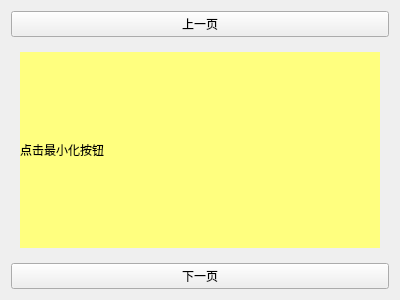
First picture: the form in examples/QBasicUiKitDemo/form/miniiconwidgetdemo.ui, repository daodaoliang/QDaodaoliang, before the edit.
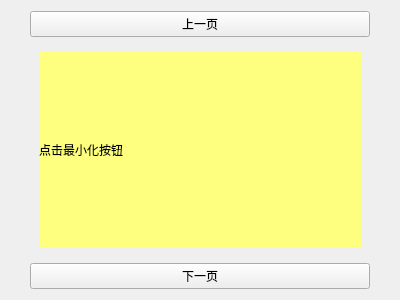
Second picture: the form after the edit. Custom widgets are drawn as their Qt base class.

```diff
--- a/examples/QBasicUiKitDemo/form/miniiconwidgetdemo.ui
+++ b/examples/QBasicUiKitDemo/form/miniiconwidgetdemo.ui
@@ -17,6 +17,12 @@
    <string notr="true"/>
   </property>
   <layout class="QVBoxLayout" name="verticalLayout">
+   <property name="leftMargin">
+    <number>30</number>
+   </property>
+   <property name="rightMargin">
+    <number>30</number>
+   </property>
    <item>
     <widget class="QPushButton" name="pushButton_2">
      <property name="text">
```
